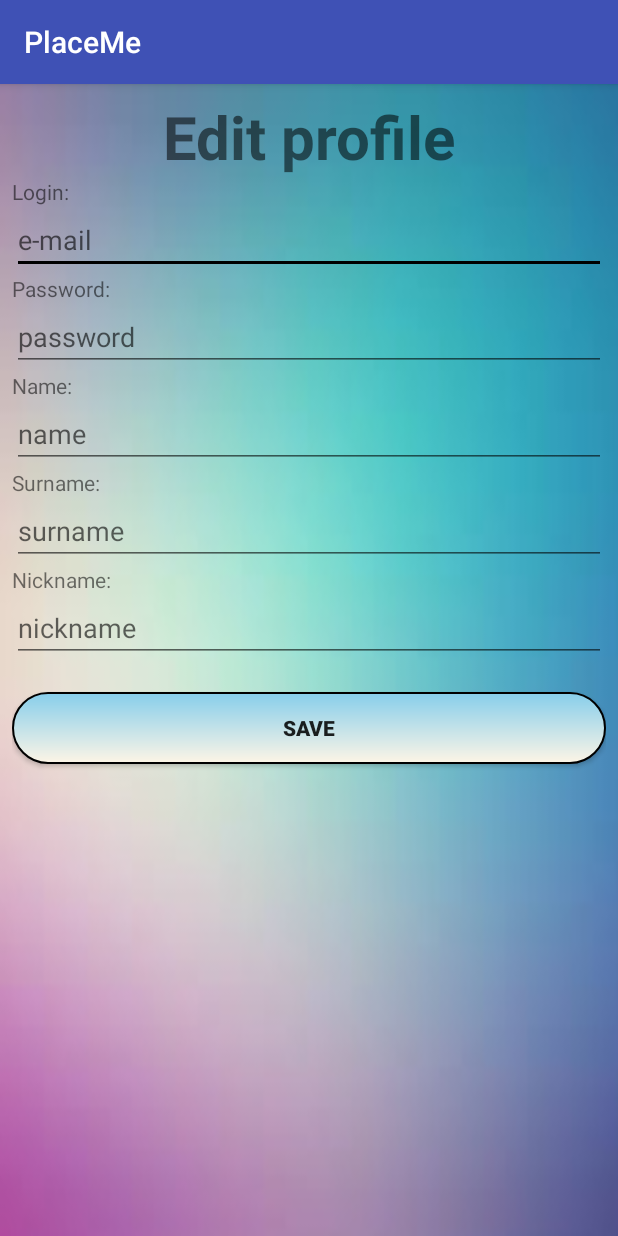
After one commit to Hotckiss/PlaceMe, an Android app: the EditActivity screen opened directly, with no data from a screen before it, on a phone screen of 412 x 824 dp. The commit adds this screen. Run offline under Robolectric (Android 15) with nearby library versions, the light colour scheme and no system bars; our stand-ins replace Firebase (no records; nobody signed in at launch, a user with empty details on screens opened directly); 5 statements that could not run were skipped.

Commit message:
edit profile & favourite places.

```diff
--- a/PlaceMeDemo/app/build.gradle
+++ b/PlaceMeDemo/app/build.gradle
@@ -41,4 +41,5 @@ dependencies {
     testCompile 'junit:junit:4.12'
 }
 
+
 apply plugin: 'com.google.gms.google-services'
--- a/PlaceMeDemo/app/src/main/AndroidManifest.xml
+++ b/PlaceMeDemo/app/src/main/AndroidManifest.xml
@@ -73,7 +73,8 @@
         <activity
             android:name=".SettingsActivity"
             android:label="@string/title_activity_settings" />
-        <activity android:name=".RegisterActivity"></activity>
+        <activity android:name=".RegisterActivity" />
+        <activity android:name=".EditActivity"></activity>
     </application>
 
 </manifest>
--- a/PlaceMeDemo/app/src/main/java/placeme/ru/placemedemo/AlertDialogCreator.java
+++ b/PlaceMeDemo/app/src/main/java/placeme/ru/placemedemo/AlertDialogCreator.java
@@ -256,9 +256,45 @@ public class AlertDialogCreator {
                 Toast.makeText(context, "TODO: build root", Toast.LENGTH_LONG).show();
             }
         });
+        ad.setNeutralButton("Add to favourite",
+                new DialogInterface.OnClickListener() {
+                    public void onClick(DialogInterface dialog, int id) {
+                        //dialog.cancel();
+
+                        mBase = FirebaseDatabase.getInstance();
+                        mDatabaseReference = mBase.getReference().child("users").child(((Integer)LoginUtility.getLoggedIn(context)).toString()).child("favouritePlaces");
+                        mDatabaseReference.addListenerForSingleValueEvent(new ValueEventListener() {
+                            @Override
+                            public void onDataChange(DataSnapshot dataSnapshot) {
+                                Log.d("PLACES", dataSnapshot.getValue().toString());
+                                String[] places = dataSnapshot.getValue().toString().split(",");
+                                int flag = 0;
+                                for(String str : places) {
+                                    if(str.equals(((Integer)place.getId()).toString())) {
+                                        flag = 1;
+                                    }
+                                }
+
+                                if(flag == 0) {
+                                    String newFavourite = dataSnapshot.getValue().toString() + "," + ((Integer)place.getId()).toString();
+                                    DatabaseReference mDatabaseReference1 = mBase.getReference().child("users").child(((Integer)LoginUtility.getLoggedIn(context)).toString()).child("favouritePlaces");
+                                    mDatabaseReference1.setValue(newFavourite);
+
+                                }
+                            }
+
+                            @Override
+                            public void onCancelled( DatabaseError firebaseError) {
+
+                                Log.d("User", "-1" );
+                            }
+                        });
+
+                    }
+                });
         ad.setNegativeButton("Ok", new DialogInterface.OnClickListener() {
             public void onClick(DialogInterface dialog, int arg1) {
-
+                dialog.cancel();
             }
         });
         ad.setCancelable(true);
--- /dev/null
+++ b/PlaceMeDemo/app/src/main/java/placeme/ru/placemedemo/EditActivity.java
@@ -0,0 +1,90 @@
+package placeme.ru.placemedemo;
+
+import android.support.v7.app.AppCompatActivity;
+import android.os.Bundle;
+import android.widget.EditText;
+import android.widget.TextView;
+
+import com.google.firebase.database.DataSnapshot;
+import com.google.firebase.database.DatabaseError;
+import com.google.firebase.database.DatabaseReference;
+import com.google.firebase.database.FirebaseDatabase;
+import com.google.firebase.database.ValueEventListener;
+
+import java.util.HashMap;
+
+public class EditActivity extends AppCompatActivity {
+
+    @Override
+    protected void onCreate(Bundle savedInstanceState) {
+        super.onCreate(savedInstanceState);
+        setContentView(R.layout.activity_edit);
+
+        TextView tvLogin = (TextView) findViewById(R.id.tvEditLogin);
+        tvLogin.setText("Login:");
+
+        TextView tvPassword = (TextView) findViewById(R.id.tvEditPassword);
+        tvPassword.setText("Password:");
+
+        TextView tvName = (TextView) findViewById(R.id.tvEditName);
+        tvName.setText("Name:");
+
+        TextView tvSurname = (TextView) findViewById(R.id.tvEditSurname);
+        tvSurname.setText("Surname:");
+
+        TextView tvNickname = (TextView) findViewById(R.id.tvEditNickname);
+        tvNickname.setText("Nickname:");
+
+        FirebaseDatabase mBase;
+        DatabaseReference mDatabaseReferenceUser;
+
+        mBase = FirebaseDatabase.getInstance();
+        mDatabaseReferenceUser = mBase.getReference().child("users").child((((Integer)LoginUtility
+                .getLoggedIn(this)).toString()));
+
+        mDatabaseReferenceUser.addListenerForSingleValueEvent(new ValueEventListener() {
+            @Override
+            public void onDataChange(DataSnapshot dataSnapshot) {
+                HashMap<String, String> currentUser = (HashMap<String, String>) dataSnapshot.getValue();
+
+                EditText name = (EditText) findViewById(R.id.teEditName);
+                name.setText(currentUser.get("name"));
+
+                EditText surname = (EditText) findViewById(R.id.teEditSurname);
+                surname.setText(currentUser.get("surname"));
+
+                EditText nickname = (EditText) findViewById(R.id.teEditNickname);
+                nickname.setText(currentUser.get("nickname"));
+            }
+
+            @Override
+            public void onCancelled(DatabaseError databaseError) {
+
+            }
+        });
+
+        mDatabaseReferenceUser = mBase.getReference().child("authdata").child((((Integer)LoginUtility
+                .getLoggedIn(this)).toString()));
+
+        mDatabaseReferenceUser.addListenerForSingleValueEvent(new ValueEventListener() {
+            @Override
+            public void onDataChange(DataSnapshot dataSnapshot) {
+                HashMap<String, String> currentUser = (HashMap<String, String>) dataSnapshot.getValue();
+
+                EditText name = (EditText) findViewById(R.id.teEditLogin);
+                name.setText(currentUser.get("login"));
+
+                EditText surname = (EditText) findViewById(R.id.teEditPassword);
+                surname.setText(currentUser.get("password"));
+
+            }
+
+            @Override
+            public void onCancelled(DatabaseError databaseError) {
+
+            }
+        });
+
+
+    }
+}
--- a/PlaceMeDemo/app/src/main/java/placeme/ru/placemedemo/MainActivity.java
+++ b/PlaceMeDemo/app/src/main/java/placeme/ru/placemedemo/MainActivity.java
@@ -103,7 +103,7 @@ public class MainActivity extends AppCompatActivity
 
                 Log.d("search", "find!");
                 final String toFind = edSearch.getText().toString();
-                Toast.makeText(getApplicationContext(), toFind, Toast.LENGTH_LONG).show();
+
                 MapUtilities.addFindedMarkers(googleMap, toFind);
                 AlertDialogCreator.createAlertDialogFinded(MainActivity.this, toFind, googleMap, myPosition).show();
                 return false;
@@ -171,6 +171,9 @@ public class MainActivity extends AppCompatActivity
 
     @Override
     public boolean onMarkerClick(final Marker marker) {
+        if(marker.getTitle() == null) {
+            return false;
+        }
         if(marker.getTitle().equals("My Place")) {
             AlertDialog alert = AlertDialogCreator.createAlertDialog(marker.getPosition(), MainActivity.this);
             alert.show();
--- a/PlaceMeDemo/app/src/main/java/placeme/ru/placemedemo/ProfileActivity.java
+++ b/PlaceMeDemo/app/src/main/java/placeme/ru/placemedemo/ProfileActivity.java
@@ -1,6 +1,7 @@
 package placeme.ru.placemedemo;
 
 import android.content.Context;
+import android.content.Intent;
 import android.graphics.Canvas;
 import android.graphics.Path;
 import android.support.v7.app.AppCompatActivity;
@@ -98,7 +99,9 @@ public class ProfileActivity extends AppCompatActivity {
         editButton.setOnClickListener(new View.OnClickListener() {
             @Override
             public void onClick(View v) {
-                Toast.makeText(getApplicationContext(), "Button pressed!", Toast.LENGTH_SHORT).show();
+                Intent edit = new Intent(ProfileActivity.this, EditActivity.class);
+                //profile.putExtra("jjlkn", "kjhgkjbjhbj,kh");
+                startActivity(edit);
             }
         });
     }
--- a/PlaceMeDemo/app/src/main/java/placeme/ru/placemedemo/RoutesActivity.java
+++ b/PlaceMeDemo/app/src/main/java/placeme/ru/placemedemo/RoutesActivity.java
@@ -17,7 +17,7 @@ import android.widget.Toast;
 public class RoutesActivity extends AppCompatActivity {
 
     final String[][] routes = {
-            {"Zurich->St.Petersburg"}, {"Mc Donald's -> Burger King"}, {"London->Zurich"}
+            {"Zurich -> St.Petersburg"}, {"Mc Donald's -> Burger King"}, {"London -> Zurich"}
     };
 
     @Override
--- /dev/null
+++ b/PlaceMeDemo/app/src/main/res/layout/activity_edit.xml
@@ -0,0 +1,115 @@
+<?xml version="1.0" encoding="utf-8"?>
+<android.support.constraint.ConstraintLayout xmlns:android="http://schemas.android.com/apk/res/android"
+    xmlns:app="http://schemas.android.com/apk/res-auto"
+    xmlns:tools="http://schemas.android.com/tools"
+    android:layout_width="match_parent"
+    android:layout_height="match_parent"
+    android:background="@drawable/bluepink"
+    tools:context="placeme.ru.placemedemo.RegisterActivity">
+
+    <LinearLayout
+        android:id="@+id/linearLayout"
+        android:layout_width="0dp"
+        android:layout_height="0dp"
+        android:layout_marginBottom="8dp"
+        android:layout_marginEnd="8dp"
+        android:layout_marginStart="8dp"
+        android:layout_marginTop="8dp"
+        android:orientation="vertical"
+        app:layout_constraintBottom_toBottomOf="parent"
+        app:layout_constraintEnd_toEndOf="parent"
+        app:layout_constraintHorizontal_bias="0.0"
+        app:layout_constraintStart_toStartOf="parent"
+        app:layout_constraintTop_toTopOf="parent"
+        app:layout_constraintVertical_bias="0.0">
+
+        <TextView
+            android:id="@+id/editProfile"
+            android:layout_width="match_parent"
+            android:layout_height="wrap_content"
+            android:text="Edit profile"
+            android:textSize="40dp"
+            android:gravity="center"
+            android:textStyle="bold" />
+
+        <TextView
+            android:id="@+id/tvEditLogin"
+            android:layout_width="match_parent"
+            android:layout_height="wrap_content"
+            android:text="" />
+
+        <EditText
+            android:id="@+id/teEditLogin"
+            android:layout_width="match_parent"
+            android:layout_height="wrap_content"
+            android:ems="10"
+            android:hint="e-mail"
+            android:inputType="textPersonName" />
+
+        <TextView
+            android:id="@+id/tvEditPassword"
+            android:layout_width="match_parent"
+            android:layout_height="wrap_content"
+            android:text="" />
+
+        <EditText
+            android:id="@+id/teEditPassword"
+            android:layout_width="match_parent"
+            android:layout_height="wrap_content"
+            android:ems="10"
+            android:hint="password"
+             />
+
+        <TextView
+            android:id="@+id/tvEditName"
+            android:layout_width="match_parent"
+            android:layout_height="wrap_content"
+            android:text="" />
+
+        <EditText
+            android:id="@+id/teEditName"
+            android:layout_width="match_parent"
+            android:layout_height="wrap_content"
+            android:ems="10"
+            android:hint="name"
+            android:inputType="textPersonName" />
+
+        <TextView
+            android:id="@+id/tvEditSurname"
+            android:layout_width="match_parent"
+            android:layout_height="wrap_content"
+            android:text="" />
+
+        <EditText
+            android:id="@+id/teEditSurname"
+            android:layout_width="match_parent"
+            android:layout_height="wrap_content"
+            android:ems="10"
+            android:hint="surname"
+            android:inputType="textPersonName" />
+
+        <TextView
+            android:id="@+id/tvEditNickname"
+            android:layout_width="match_parent"
+            android:layout_height="wrap_content"
+            android:text="" />
+
+        <EditText
+            android:id="@+id/teEditNickname"
+            android:layout_width="match_parent"
+            android:layout_height="wrap_content"
+            android:ems="10"
+            android:hint="nickname"
+            android:inputType="textPersonName" />
+
+        <Button
+            android:id="@+id/saveEdit"
+            android:layout_width="match_parent"
+            android:layout_height="wrap_content"
+            android:layout_marginTop="20dp"
+            android:background="@drawable/button_color"
+            android:text="save"
+            android:textStyle="bold" />
+
+    </LinearLayout>
+</android.support.constraint.ConstraintLayout>
```
